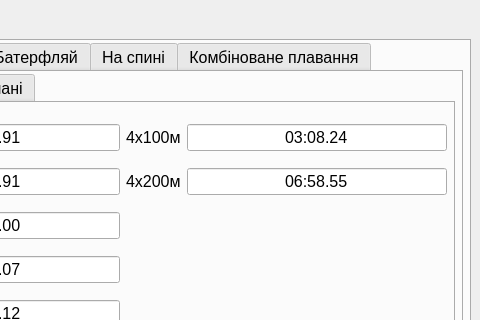
The window that settingsrecords.ui (AgMUH/SwimAssist) describes before a commit, drawn with Qt 5; both pictures show x 220 to 700 and y 0 to 320 of the 700 by 479 pixel window.
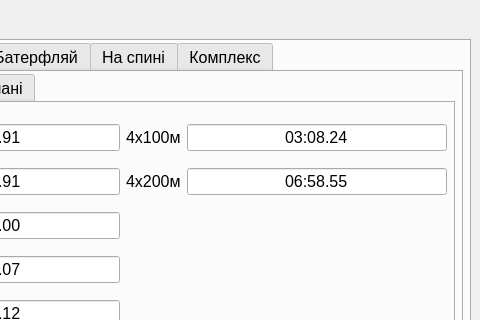
The same window after the commit.

What changed in the file:
```diff
--- a/settingsrecords.ui
+++ b/settingsrecords.ui
@@ -868,7 +868,7 @@
      </widget>
      <widget class="QWidget" name="tab_21">
       <attribute name="title">
-       <string>Комбіноване плавання</string>
+       <string>Комплекс</string>
       </attribute>
       <widget class="QTabWidget" name="tabWidget_13">
        <property name="geometry">
```
Left out of the diff: 2 changed lines with no effect on the pictures.
